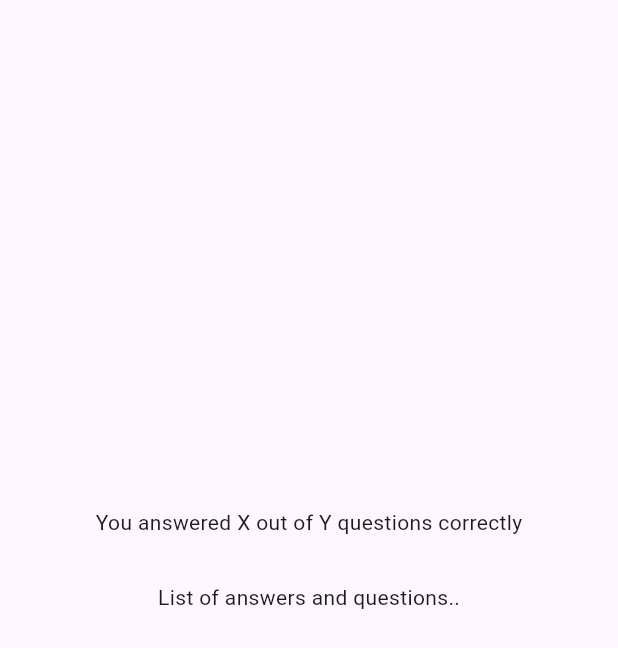
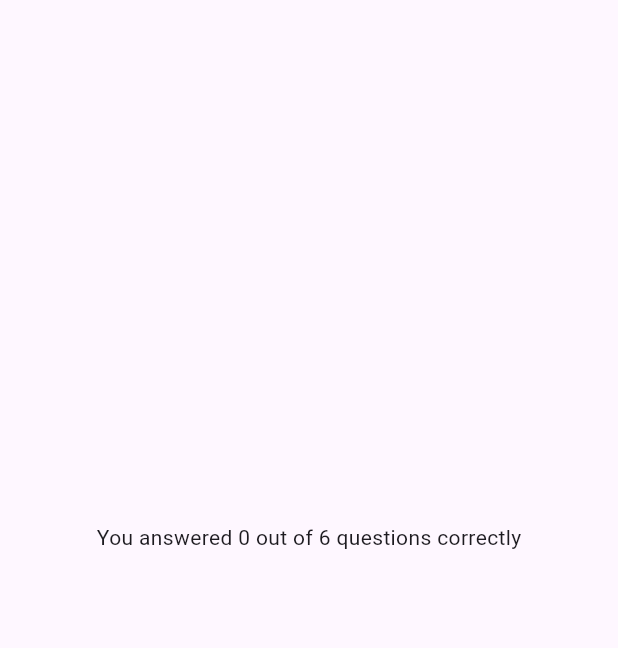
Before and after one commit to MubeenMohammed/quiz_app, a Flutter app: the ResultsScreen widget shown alone on an empty page, opened directly with empty values, on a phone screen of 412 x 824 dp. Shown: the top 648 px of the screen. Run offline on Flutter 3.47's test engine with Material 3 defaults, Android fonts, the phone set to English and light mode, and no system bars; our stand-ins replace google_fonts.

Commit message:
adding the results screen and logic to count the correct answers

```diff
--- a/lib/quiz.dart
+++ b/lib/quiz.dart
@@ -43,7 +43,6 @@ class _QuizState extends State<Quiz> {
 
     if (selectedAnswers.length == questions.length) {
       setState(() {
-        selectedAnswers = [];
         activeScreen = 'results-screen';
       });
     }
--- a/lib/results-screen.dart
+++ b/lib/results-screen.dart
@@ -1,5 +1,6 @@
 import 'package:flutter/material.dart';
 import 'package:quiz_app/data/questions.dart';
+import 'package:quiz_app/models/questions_summary.dart';
 
 class ResultsScreen extends StatelessWidget {
   const ResultsScreen(this.chosenAnswers, {super.key});
@@ -24,6 +25,17 @@ class ResultsScreen extends StatelessWidget {
 
   @override
   Widget build(BuildContext context) {
+    final summaryData = getSummaryData();
+    final numTotalQuestions = questions.length;
+    final numCorrectQuestion = summaryData.where((data) {
+      // if (data['user_answer'] == data['correct_answer']) {
+      //   return true;
+      // } else {
+      //   return false;
+      // }
+      return data['user_answer'] == data['correct_answer'];
+    }).length;
+
     return SizedBox(
       width: double.infinity,
       child: Container(
@@ -31,11 +43,12 @@ class ResultsScreen extends StatelessWidget {
         child: Column(
           mainAxisAlignment: MainAxisAlignment.center,
           children: [
-            const Text("You answered X out of Y questions correctly"),
+            Text(
+                "You answered $numCorrectQuestion out of $numTotalQuestions questions correctly"),
             const SizedBox(
               height: 30,
             ),
-            const Text("List of answers and questions.."),
+            QuestionsSummary(summaryData),
             const SizedBox(
               height: 30,
             ),
```
Also changed, not shown: lib/models/questions_summary.dart (added, +32 -0 lines).
